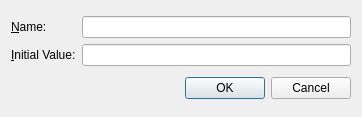
Old version of the form src/scriptplugindialog.ui in the repository KDE/krename.
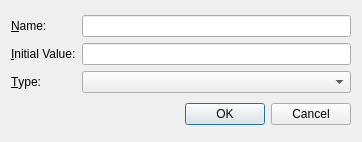
New version of the form.

Commit message: FIXED: Variables do have a type now

Diff of the .ui file:
```diff
--- a/src/scriptplugindialog.ui
+++ b/src/scriptplugindialog.ui
@@ -6,7 +6,7 @@
     <x>0</x>
     <y>0</y>
     <width>362</width>
-    <height>117</height>
+    <height>142</height>
    </rect>
   </property>
   <property name="sizePolicy" >
@@ -47,6 +47,23 @@
      <item row="1" column="1" >
       <widget class="QLineEdit" name="lineValue" />
      </item>
+     <item row="2" column="0" >
+      <widget class="QLabel" name="label_3" >
+       <property name="text" >
+        <string>&amp;Type:</string>
+       </property>
+       <property name="buddy" >
+        <cstring>comboType</cstring>
+       </property>
+      </widget>
+     </item>
+     <item row="2" column="1" >
+      <widget class="QComboBox" name="comboType" >
+       <property name="editable" >
+        <bool>false</bool>
+       </property>
+      </widget>
+     </item>
     </layout>
    </item>
    <item>
```
The commit also changes 1 other file.
